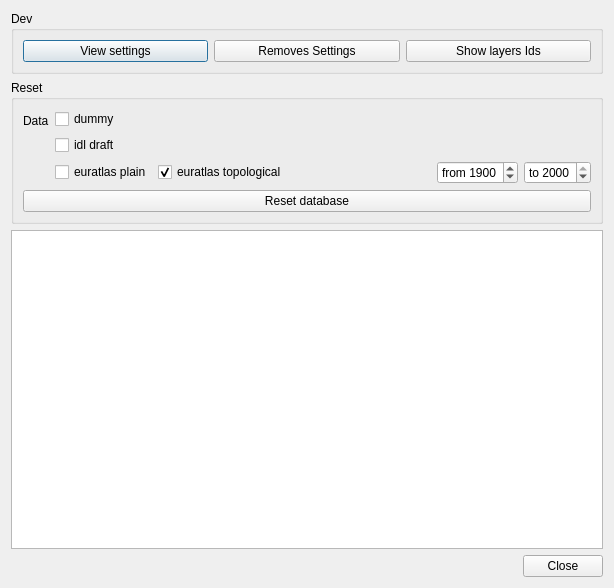
The window that ui/debug.ui (dhlab-epfl/GlobalAtlas-qgis) describes before a commit, drawn with Qt 5.
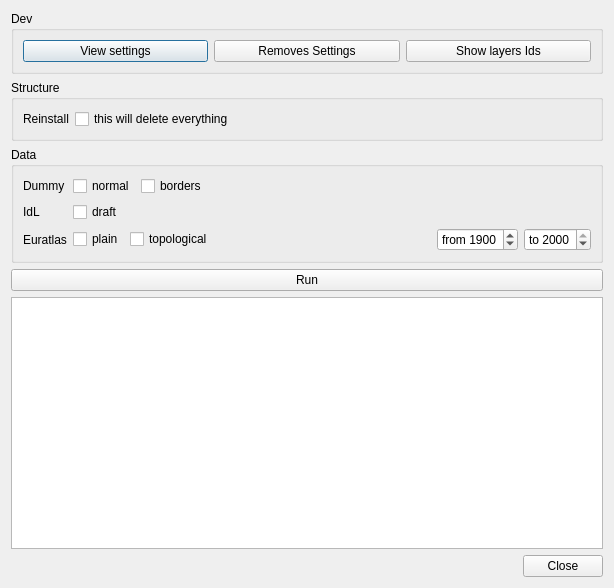
The same window after the commit.

Commit message: [debug] better debug window and install /import queries

```diff
--- a/ui/debug.ui
+++ b/ui/debug.ui
@@ -44,52 +44,60 @@
      </layout>
     </widget>
    </item>
+   <item>
+    <widget class="QGroupBox" name="groupBox_3">
+     <property name="title">
+      <string>Structure</string>
+     </property>
+     <layout class="QFormLayout" name="formLayout_2">
+      <item row="0" column="0">
+       <widget class="QLabel" name="label_4">
+        <property name="text">
+         <string>Reinstall</string>
+        </property>
+       </widget>
+      </item>
+      <item row="0" column="1">
+       <widget class="QCheckBox" name="reinstallCheckBox">
+        <property name="text">
+         <string>this will delete everything</string>
+        </property>
+       </widget>
+      </item>
+     </layout>
+    </widget>
+   </item>
    <item>
     <widget class="QGroupBox" name="groupBox">
      <property name="title">
-      <string>Reset</string>
-     </property>
-     <layout class="QFormLayout" name="formLayout">
-      <item row="1" column="0">
-       <widget class="QLabel" name="label">
-        <property name="text">
          <string>Data</string>
         </property>
-       </widget>
-      </item>
-      <item row="4" column="0" colspan="2">
-       <widget class="QPushButton" name="resetButton">
+     <layout class="QFormLayout" name="formLayout">
+      <item row="3" column="0">
+       <widget class="QLabel" name="label_2">
         <property name="text">
-         <string>Reset database</string>
+         <string>IdL</string>
         </property>
        </widget>
       </item>
-      <item row="1" column="1">
-       <layout class="QVBoxLayout" name="verticalLayout_2">
-        <item>
-         <widget class="QCheckBox" name="dummyDataCheckBox">
-          <property name="layoutDirection">
-           <enum>Qt::LeftToRight</enum>
-          </property>
-          <property name="text">
-           <string>dummy</string>
-          </property>
-          <property name="checked">
-           <bool>false</bool>
-          </property>
-         </widget>
-        </item>
-        <item>
+      <item row="3" column="1">
          <widget class="QCheckBox" name="idlDraftDataCheckBox">
           <property name="layoutDirection">
            <enum>Qt::LeftToRight</enum>
           </property>
           <property name="text">
-           <string>idl draft</string>
+         <string>draft</string>
           </property>
          </widget>
         </item>
-        <item>
+      <item row="4" column="0">
+       <widget class="QLabel" name="label">
+        <property name="text">
+         <string>Euratlas</string>
+        </property>
+       </widget>
+      </item>
+      <item row="4" column="1">
          <layout class="QHBoxLayout" name="horizontalLayout_3">
           <item>
            <widget class="QCheckBox" name="euratlasDataCheckBox">
@@ -97,7 +105,7 @@
              <enum>Qt::LeftToRight</enum>
             </property>
             <property name="text">
-             <string>euratlas plain</string>
+           <string>plain</string>
             </property>
            </widget>
           </item>
@@ -107,10 +115,10 @@
              <enum>Qt::LeftToRight</enum>
             </property>
             <property name="text">
-             <string>euratlas topological</string>
+           <string>topological</string>
             </property>
             <property name="checked">
-             <bool>true</bool>
+           <bool>false</bool>
             </property>
            </widget>
           </item>
@@ -161,11 +169,60 @@
           </item>
          </layout>
         </item>
+      <item row="2" column="1">
+       <layout class="QHBoxLayout" name="horizontalLayout">
+        <item>
+         <widget class="QCheckBox" name="dummyDataCheckBox">
+          <property name="layoutDirection">
+           <enum>Qt::LeftToRight</enum>
+          </property>
+          <property name="text">
+           <string>normal</string>
+          </property>
+          <property name="checked">
+           <bool>false</bool>
+          </property>
+         </widget>
+        </item>
+        <item>
+         <widget class="QCheckBox" name="dummyBordersDataCheckBox">
+          <property name="text">
+           <string>borders</string>
+          </property>
+         </widget>
+        </item>
+        <item>
+         <spacer name="horizontalSpacer_2">
+          <property name="orientation">
+           <enum>Qt::Horizontal</enum>
+          </property>
+          <property name="sizeHint" stdset="0">
+           <size>
+            <width>40</width>
+            <height>20</height>
+           </size>
+          </property>
+         </spacer>
+        </item>
        </layout>
       </item>
+      <item row="2" column="0">
+       <widget class="QLabel" name="label_3">
+        <property name="text">
+         <string>Dummy</string>
+        </property>
+       </widget>
+      </item>
      </layout>
     </widget>
    </item>
+   <item>
+    <widget class="QPushButton" name="resetButton">
+     <property name="text">
+      <string>Run</string>
+     </property>
+    </widget>
+   </item>
    <item>
     <widget class="QPlainTextEdit" name="outputTextEdit">
      <property name="sizePolicy">
```
Lines whose indentation alone changed are shown as unchanged. The commit also changes 12 other files.
